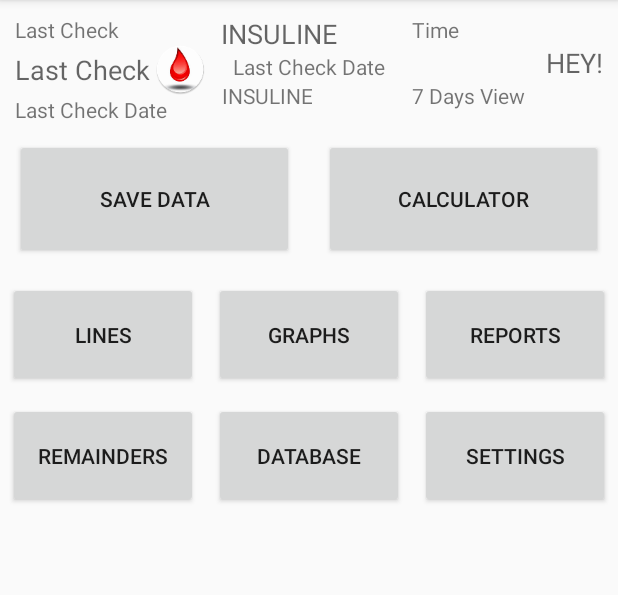
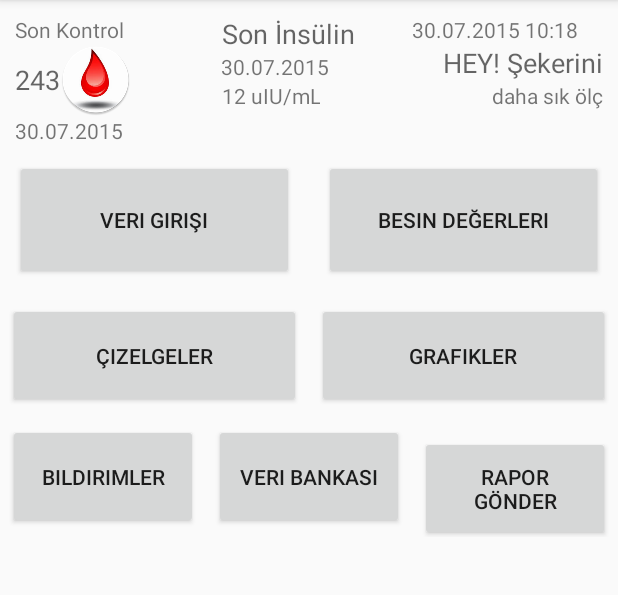
Before and after one commit to ColorUp/SenBulDiyabetKolaylassin, an Android app: the ViaDiabet screen opened directly, with no data from a screen before it, on a phone screen of 412 x 824 dp, the part 84-679 px from its top. Run offline under Robolectric (Android 15) with nearby library versions, the phone set to English and light mode, and no system bars.

Commit message:
Veri bankası oluşturuldu

```diff
--- a/app/src/main/res/layout/activity_questions.xml
+++ b/app/src/main/res/layout/activity_questions.xml
@@ -66,14 +66,15 @@
             android:layout_width="wrap_content"
             android:layout_height="wrap_content"
             android:text="@string/medeni_durum"
-            style="@style/textViewStyle"/>
+            style="@style/textViewStyle"
+            android:layout_weight=".6"/>
         <Spinner
             android:layout_width="fill_parent"
             android:layout_height="wrap_content"
             android:entries="@array/array_name"
             android:spinnerMode="dialog"
             android:id="@+id/spinner_medeni_durum"
-            android:dropDownWidth="fill_parent" android:layout_weight=".6"/>
+            android:dropDownWidth="fill_parent" android:layout_weight=".4"/>
     </LinearLayout>
     <TextView
         android:layout_width="wrap_content"
--- a/app/src/main/res/layout/activity_via_diabet.xml
+++ b/app/src/main/res/layout/activity_via_diabet.xml
@@ -71,7 +71,7 @@
         android:text="@string/text_last_check_insulin"
         android:editable="true"
         android:id="@+id/text_last_check_insulin" android:inputType="numberSigned"
-        android:layout_weight=".2" android:layout_gravity="top"/>
+        android:layout_weight=".2" android:gravity="center"/>
     <TextView
         android:layout_width="wrap_content"
         android:layout_height="wrap_content"
@@ -80,7 +80,7 @@
         android:editable="true" android:inputType="date"
         android:id="@+id/text_last_check_insulin_date"
         android:layout_weight=".5"
-        android:layout_gravity="center" android:gravity="center"/>
+        android:gravity="center"/>
     <TextView
         android:layout_width="wrap_content"
         android:layout_height="wrap_content"
@@ -124,7 +124,7 @@
         android:id="@+id/text_last_days_view"
         android:inputType="textCapCharacters"
         android:layout_weight=".3"
-        android:layout_gravity="left"/>
+        android:gravity="right"/>
 </LinearLayout>
     </LinearLayout>
 
@@ -193,19 +193,6 @@
         android:id="@+id/button_graphs"
         android:layout_weight=".33"
         android:clickable="true" />
-    <Button
-        style="?android:attr/buttonStyleSmall"
-        android:layout_width="fill_parent"
-        android:layout_height="@dimen/button_main_secondary_height"
-        android:layout_marginLeft="@dimen/button_main_secondary_margin"
-        android:layout_marginRight="@dimen/button_main_secondary_margin"
-        android:layout_marginTop="@dimen/button_main_secondary_margin"
-        android:layout_marginBottom="@dimen/button_main_secondary_margin"
-        android:text="@string/button_reports"
-        android:id="@+id/button_reports"
-        android:layout_weight=".33"
-        android:clickable="true"
-        android:onClick="showNotif" />
     </LinearLayout>
     <LinearLayout
         android:id="@+id/layout_database"
@@ -245,10 +232,11 @@
             android:layout_marginRight="@dimen/button_main_secondary_margin"
             android:layout_marginTop="@dimen/button_main_secondary_margin"
             android:layout_marginBottom="@dimen/button_main_secondary_margin"
-        android:text="@string/button_settings"
-        android:id="@+id/button_settings"
+            android:text="@string/button_reports"
+            android:id="@+id/button_reports"
+            android:layout_weight=".33"
             android:clickable="true"
-        android:layout_weight=".33"/>
+            android:onClick="showNotif" />
     </LinearLayout>
     <ImageView
         android:layout_width="wrap_content"
--- a/app/src/main/res/values/strings.xml
+++ b/app/src/main/res/values/strings.xml
@@ -20,23 +20,22 @@
     <string name="btn_send_message">Send Message</string>
 
     <!-- ViaDiabet -->
-    <string name="text_last_check">Last Check</string>
-    <string name="text_last_check_blood">Last Check Blood</string>
-    <string name="text_last_check_date">Last Check Date</string>
-    <string name="text_insulin">INSULINE</string>
-    <string name="text_last_check_insulin">INSULINE</string>
+    <string name="text_last_check">Son Kontrol</string>
+    <string name="text_last_check_blood">243</string>
+    <string name="text_last_check_date">30.07.2015</string>
+    <string name="text_insulin">12 uIU/mL</string>
+    <string name="text_last_check_insulin">Son İnsülin</string>
     <string name="text_insulin_unit">uIU/mL</string>
-    <string name="text_auto_comment_time">Time</string>
-    <string name="text_auto_comment">HEY!</string>
-    <string name="button_save_data">Save Data</string>
-    <string name="button_reports">Reports</string>
-    <string name="button_calculator">Calculator</string>
-    <string name="button_lines">Lines</string>
-    <string name="button_graphs">Graphs</string>
-    <string name="button_remainders">Remainders</string>
-    <string name="button_database">Database</string>
-    <string name="button_settings">Settings</string>
-    <string name="text_last_days_view">7 Days View</string>
+    <string name="text_auto_comment_time">30.07.2015 10:18</string>
+    <string name="text_auto_comment">HEY! Şekerini</string>
+    <string name="button_save_data">Veri Girişi</string>
+    <string name="button_reports">Rapor Gönder</string>
+    <string name="button_calculator">Besin Değerleri</string>
+    <string name="button_lines">Çizelgeler</string>
+    <string name="button_graphs">Grafikler</string>
+    <string name="button_remainders">Bildirimler</string>
+    <string name="button_database">Veri Bankası</string>
+    <string name="text_last_days_view">daha sık ölç</string>
 
     <!-- Meal Calculator -->
     <string name="carbonhydrade">Karbonhidrat</string>
@@ -135,18 +134,18 @@
     <string name="activity_settings">SETTINGS</string>
 
     <!-- Action Bar action items -->
-    <string name="action_my_info">My Info</string>
-    <string name="action_logs">Logs</string>
-    <string name="action_contacts">Contacts</string>
-    <string name="action_help">Help</string>
-    <string name="action_check_updates">Check for Updates</string>
-    <string name="action_save">Save</string>
-    <string name="action_tools">Tools</string>
-    <string name="action_about">About</string>
+    <string name="action_my_info">Bilgilerim</string>
+    <string name="action_logs">Veri Bankası</string>
+    <string name="action_contacts">Arkadaşlar</string>
+    <string name="action_help">Yardım</string>
+    <string name="action_check_updates">Güncellemeler</string>
+    <string name="action_save">Kaydet</string>
+    <string name="action_tools">Araçlar</string>
+    <string name="action_about">Hakkında</string>
     <string name="action_twitter">Twitter</string>
     <string name="action_facebook">Facebook</string>
     <string name="action_app_not_found">App not found</string>
-    <string name="action_logout">Log Out</string>
+    <string name="action_logout">Çıkış</string>
 
     <!-- Search  -->
     <string name="search_hint">Search color..</string>
```
Also changed, not shown: app/src/main/java/com/mycodeyourproject/senbuldiyabetkolaylassin/ViaDiabet.java (+4 -3 lines), app/src/main/res/layout/radio_button_two_items.xml (+4 -4 lines), app/src/main/res/layout/textbox.xml (+6 -6 lines), 1 other file. Lines whose indentation alone changed are shown as unchanged.
